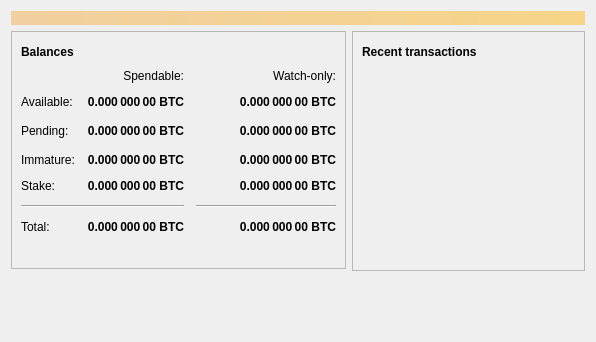
First picture: the form in src/qt/forms/overviewpage.ui, repository SmokeyWhiteHaze/cojin, before the edit.
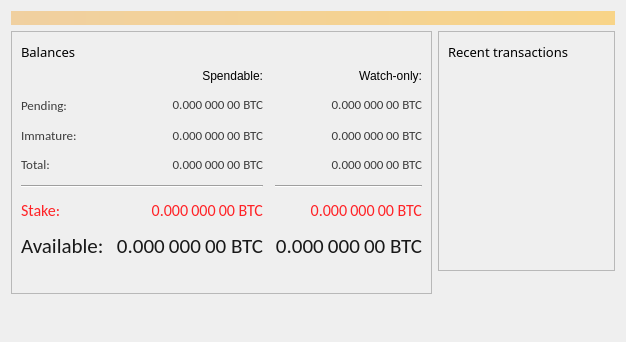
Second picture: the form after the edit. Icons and pictures are not drawn.

Diff of the .ui file:
```diff
--- a/src/qt/forms/overviewpage.ui
+++ b/src/qt/forms/overviewpage.ui
@@ -52,8 +52,11 @@
              <widget class="QLabel" name="label_5">
               <property name="font">
                <font>
-                <weight>75</weight>
-                <bold>true</bold>
+                <family>Calibri Light</family>
+                <pointsize>10</pointsize>
+                <weight>50</weight>
+                <bold>false</bold>
+                <underline>false</underline>
                </font>
               </property>
               <property name="text">
@@ -118,8 +121,10 @@
              <widget class="QLabel" name="labelWatchPending">
               <property name="font">
                <font>
-                <weight>75</weight>
-                <bold>true</bold>
+                <family>Calibri</family>
+                <pointsize>10</pointsize>
+                <weight>50</weight>
+                <bold>false</bold>
                </font>
               </property>
               <property name="cursor">
@@ -128,6 +133,9 @@
               <property name="toolTip">
                <string>Unconfirmed transactions to watch-only addresses</string>
               </property>
+              <property name="styleSheet">
+               <string notr="true">color: rgb(60, 60, 60);</string>
+              </property>
               <property name="text">
                <string notr="true">0.000 000 00 BTC</string>
               </property>
@@ -139,19 +147,70 @@
               </property>
              </widget>
             </item>
-            <item row="2" column="1">
-             <widget class="QLabel" name="labelUnconfirmed">
+            <item row="6" column="0">
+             <widget class="QLabel" name="labelStakeText">
               <property name="font">
                <font>
-                <weight>75</weight>
-                <bold>true</bold>
+                <family>Calibri</family>
+                <pointsize>12</pointsize>
+                <weight>50</weight>
+                <bold>false</bold>
+               </font>
+              </property>
+              <property name="styleSheet">
+               <string notr="true">color: rgb(255, 34, 38);</string>
+              </property>
+              <property name="text">
+               <string>Stake:</string>
+              </property>
+             </widget>
+            </item>
+            <item row="0" column="1">
+             <widget class="QLabel" name="labelSpendable">
+              <property name="text">
+               <string>Spendable:</string>
+              </property>
+              <property name="alignment">
+               <set>Qt::AlignRight|Qt::AlignTrailing|Qt::AlignVCenter</set>
+              </property>
+             </widget>
+            </item>
+            <item row="4" column="0">
+             <widget class="QLabel" name="labelTotalText">
+              <property name="font">
+               <font>
+                <family>Calibri</family>
+                <pointsize>10</pointsize>
+                <weight>50</weight>
+                <bold>false</bold>
+               </font>
+              </property>
+              <property name="styleSheet">
+               <string notr="true">color: rgb(60, 60, 60);</string>
+              </property>
+              <property name="text">
+               <string>Total:</string>
+              </property>
+             </widget>
+            </item>
+            <item row="4" column="1">
+             <widget class="QLabel" name="labelTotal">
+              <property name="font">
+               <font>
+                <family>Calibri</family>
+                <pointsize>10</pointsize>
+                <weight>50</weight>
+                <bold>false</bold>
                </font>
               </property>
               <property name="cursor">
                <cursorShape>IBeamCursor</cursorShape>
               </property>
               <property name="toolTip">
-               <string>Total of transactions that have yet to be confirmed, and do not yet count toward the spendable balance</string>
+               <string>Your current total balance</string>
+              </property>
+              <property name="styleSheet">
+               <string notr="true">color: rgb(60, 60, 60);</string>
               </property>
               <property name="text">
                <string notr="true">0.000 000 00 BTC</string>
@@ -168,8 +227,10 @@
              <widget class="QLabel" name="labelWatchImmature">
               <property name="font">
                <font>
-                <weight>75</weight>
-                <bold>true</bold>
+                <family>Calibri</family>
+                <pointsize>10</pointsize>
+                <weight>50</weight>
+                <bold>false</bold>
                </font>
               </property>
               <property name="cursor">
@@ -178,6 +239,9 @@
               <property name="toolTip">
                <string>Mined balance in watch-only addresses that has not yet matured</string>
               </property>
+              <property name="styleSheet">
+               <string notr="true">color: rgb(60, 60, 60);</string>
+              </property>
               <property name="text">
                <string notr="true">0.000 000 00 BTC</string>
               </property>
@@ -189,10 +253,33 @@
               </property>
              </widget>
             </item>
-            <item row="5" column="0" colspan="2">
-             <widget class="Line" name="line">
-              <property name="orientation">
-               <enum>Qt::Horizontal</enum>
+            <item row="4" column="2">
+             <widget class="QLabel" name="labelWatchTotal">
+              <property name="font">
+               <font>
+                <family>Calibri</family>
+                <pointsize>10</pointsize>
+                <weight>50</weight>
+                <bold>false</bold>
+               </font>
+              </property>
+              <property name="cursor">
+               <cursorShape>IBeamCursor</cursorShape>
+              </property>
+              <property name="toolTip">
+               <string>Current total balance in watch-only addresses</string>
+              </property>
+              <property name="styleSheet">
+               <string notr="true">color: rgb(60, 60, 60);</string>
+              </property>
+              <property name="text">
+               <string notr="true">0.000 000 00 BTC</string>
+              </property>
+              <property name="alignment">
+               <set>Qt::AlignRight|Qt::AlignTrailing|Qt::AlignVCenter</set>
+              </property>
+              <property name="textInteractionFlags">
+               <set>Qt::LinksAccessibleByMouse|Qt::TextSelectableByKeyboard|Qt::TextSelectableByMouse</set>
               </property>
              </widget>
             </item>
@@ -215,10 +302,129 @@
               </property>
              </widget>
             </item>
-            <item row="6" column="0">
-             <widget class="QLabel" name="labelTotalText">
+            <item row="0" column="2">
+             <widget class="QLabel" name="labelWatchonly">
               <property name="text">
-               <string>Total:</string>
+               <string>Watch-only:</string>
+              </property>
+              <property name="alignment">
+               <set>Qt::AlignRight|Qt::AlignTrailing|Qt::AlignVCenter</set>
+              </property>
+             </widget>
+            </item>
+            <item row="2" column="1">
+             <widget class="QLabel" name="labelUnconfirmed">
+              <property name="font">
+               <font>
+                <family>Calibri</family>
+                <pointsize>10</pointsize>
+                <weight>50</weight>
+                <bold>false</bold>
+               </font>
+              </property>
+              <property name="cursor">
+               <cursorShape>IBeamCursor</cursorShape>
+              </property>
+              <property name="toolTip">
+               <string>Total of transactions that have yet to be confirmed, and do not yet count toward the spendable balance</string>
+              </property>
+              <property name="styleSheet">
+               <string notr="true">color: rgb(60, 60, 60);</string>
+              </property>
+              <property name="text">
+               <string notr="true">0.000 000 00 BTC</string>
+              </property>
+              <property name="alignment">
+               <set>Qt::AlignRight|Qt::AlignTrailing|Qt::AlignVCenter</set>
+              </property>
+              <property name="textInteractionFlags">
+               <set>Qt::LinksAccessibleByMouse|Qt::TextSelectableByKeyboard|Qt::TextSelectableByMouse</set>
+              </property>
+             </widget>
+            </item>
+            <item row="6" column="1">
+             <widget class="QLabel" name="labelStake">
+              <property name="font">
+               <font>
+                <family>Calibri</family>
+                <pointsize>12</pointsize>
+                <weight>50</weight>
+                <bold>false</bold>
+               </font>
+              </property>
+              <property name="styleSheet">
+               <string notr="true">color: rgb(255, 34, 38);</string>
+              </property>
+              <property name="text">
+               <string>0.000 000 00 BTC</string>
+              </property>
+              <property name="alignment">
+               <set>Qt::AlignRight|Qt::AlignTrailing|Qt::AlignVCenter</set>
+              </property>
+              <property name="textInteractionFlags">
+               <set>Qt::LinksAccessibleByMouse|Qt::TextSelectableByKeyboard|Qt::TextSelectableByMouse</set>
+              </property>
+             </widget>
+            </item>
+            <item row="6" column="2">
+             <widget class="QLabel" name="labelWatchStake">
+              <property name="font">
+               <font>
+                <family>Calibri</family>
+                <pointsize>12</pointsize>
+                <weight>50</weight>
+                <bold>false</bold>
+               </font>
+              </property>
+              <property name="styleSheet">
+               <string notr="true">color: rgb(255, 34, 38);</string>
+              </property>
+              <property name="text">
+               <string>0.000 000 00 BTC</string>
+              </property>
+              <property name="alignment">
+               <set>Qt::AlignRight|Qt::AlignTrailing|Qt::AlignVCenter</set>
+              </property>
+              <property name="textInteractionFlags">
+               <set>Qt::LinksAccessibleByMouse|Qt::TextSelectableByKeyboard|Qt::TextSelectableByMouse</set>
+              </property>
+             </widget>
+            </item>
+            <item row="2" column="3">
+             <spacer name="horizontalSpacer_21">
+              <property name="orientation">
+               <enum>Qt::Horizontal</enum>
+              </property>
+              <property name="sizeHint" stdset="0">
+               <size>
+                <width>40</width>
+                <height>20</height>
+               </size>
+              </property>
+             </spacer>
+            </item>
+            <item row="5" column="0" colspan="2">
+             <widget class="Line" name="line">
+              <property name="orientation">
+               <enum>Qt::Horizontal</enum>
+              </property>
+             </widget>
+            </item>
+            <item row="2" column="0">
+             <widget class="QLabel" name="labelPendingText">
+              <property name="font">
+               <font>
+                <family>Calibri</family>
+                <pointsize>10</pointsize>
+                <weight>50</weight>
+                <bold>false</bold>
+               </font>
+              </property>
+              <property name="styleSheet">
+               <string notr="true">color: rgb(60, 60, 60);</string>
+              </property>
+              <property name="text">
+               <string>Pending:</string>
               </property>
              </widget>
             </item>
@@ -226,8 +432,10 @@
              <widget class="QLabel" name="labelImmature">
               <property name="font">
                <font>
-                <weight>75</weight>
-                <bold>true</bold>
+                <family>Calibri</family>
+                <pointsize>10</pointsize>
+                <weight>50</weight>
+                <bold>false</bold>
                </font>
               </property>
               <property name="cursor">
@@ -236,6 +444,9 @@
               <property name="toolTip">
                <string>Mined balance that has not yet matured</string>
               </property>
+              <property name="styleSheet">
+               <string notr="true">color: rgb(60, 60, 60);</string>
+              </property>
               <property name="text">
                <string notr="true">0.000 000 00 BTC</string>
               </property>
@@ -262,84 +473,48 @@
             </item>
             <item row="3" column="0">
              <widget class="QLabel" name="labelImmatureText">
+              <property name="font">
+               <font>
+                <family>Calibri</family>
+                <pointsize>10</pointsize>
+                <weight>50</weight>
+                <bold>false</bold>
+               </font>
+              </property>
+              <property name="styleSheet">
+               <string notr="true">color: rgb(60, 60, 60);</string>
+              </property>
               <property name="text">
                <string>Immature:</string>
               </property>
              </widget>
             </item>
-            <item row="6" column="1">
-             <widget class="QLabel" name="labelTotal">
-              <property name="font">
-               <font>
-                <weight>75</weight>
-                <bold>true</bold>
-               </font>
-              </property>
-              <property name="cursor">
-               <cursorShape>IBeamCursor</cursorShape>
-              </property>
-              <property name="toolTip">
-               <string>Your current total balance</string>
-              </property>
-              <property name="text">
-               <string notr="true">0.000 000 00 BTC</string>
-              </property>
-              <property name="alignment">
-               <set>Qt::AlignRight|Qt::AlignTrailing|Qt::AlignVCenter</set>
-              </property>
-              <property name="textInteractionFlags">
-               <set>Qt::LinksAccessibleByMouse|Qt::TextSelectableByKeyboard|Qt::TextSelectableByMouse</set>
-              </property>
-             </widget>
-            </item>
-            <item row="6" column="2">
-             <widget class="QLabel" name="labelWatchTotal">
-              <property name="font">
-               <font>
-                <weight>75</weight>
-                <bold>true</bold>
-               </font>
-              </property>
-              <property name="cursor">
-               <cursorShape>IBeamCursor</cursorShape>
-              </property>
-              <property name="toolTip">
-               <string>Current total balance in watch-only addresses</string>
-              </property>
-              <property name="text">
-               <string notr="true">0.000 000 00 BTC</string>
-              </property>
-              <property name="alignment">
-               <set>Qt::AlignRight|Qt::AlignTrailing|Qt::AlignVCenter</set>
-              </property>
-              <property name="textInteractionFlags">
-               <set>Qt::LinksAccessibleByMouse|Qt::TextSelectableByKeyboard|Qt::TextSelectableByMouse</set>
-              </property>
-             </widget>
-            </item>
-            <item row="0" column="2">
-             <widget class="QLabel" name="labelWatchonly">
-              <property name="text">
-               <string>Watch-only:</string>
-              </property>
-              <property name="alignment">
-               <set>Qt::AlignRight|Qt::AlignTrailing|Qt::AlignVCenter</set>
-              </property>
-             </widget>
-            </item>
-            <item row="1" column="0">
+            <item row="7" column="0">
              <widget class="QLabel" name="labelBalanceText">
+              <property name="font">
+               <font>
+                <family>Calibri</family>
+                <pointsize>16</pointsize>
+                <weight>50</weight>
+                <bold>false</bold>
+               </font>
+              </property>
+              <property name="styleSheet">
+               <string notr="true">color: rgb(25, 25, 25);</string>
+              </property>
               <property name="text">
                <string>Available:</string>
               </property>
              </widget>
             </item>
-            <item row="1" column="1">
+            <item row="7" column="1">
              <widget class="QLabel" name="labelBalance">
               <property name="font">
                <font>
-                <weight>75</weight>
-                <bold>true</bold>
+                <family>Calibri</family>
+                <pointsize>16</pointsize>
+                <weight>50</weight>
+                <bold>false</bold>
                </font>
               </property>
               <property name="cursor">
@@ -348,6 +523,9 @@
               <property name="toolTip">
                <string>Your current spendable balance</string>
               </property>
+              <property name="styleSheet">
+               <string notr="true">color: rgb(25, 25, 25);</string>
+              </property>
               <property name="text">
                <string notr="true">0.000 000 00 BTC</string>
               </property>
@@ -359,12 +537,14 @@
               </property>
              </widget>
             </item>
-            <item row="1" column="2">
+            <item row="7" column="2">
              <widget class="QLabel" name="labelWatchAvailable">
               <property name="font">
                <font>
-                <weight>75</weight>
-                <bold>true</bold>
+                <family>Calibri</family>
+                <pointsize>16</pointsize>
+                <weight>50</weight>
+                <bold>false</bold>
                </font>
               </property>
               <property name="cursor">
@@ -373,6 +553,9 @@
               <property name="toolTip">
                <string>Your current balance in watch-only addresses</string>
               </property>
+              <property name="styleSheet">
+               <string notr="true">color: rgb(25, 25, 25);</string>
+              </property>
               <property name="text">
                <string notr="true">0.000 000 00 BTC</string>
               </property>
@@ -384,81 +567,6 @@
               </property>
              </widget>
             </item>
-            <item row="2" column="0">
-             <widget class="QLabel" name="labelPendingText">
-              <property name="text">
-               <string>Pending:</string>
-              </property>
-             </widget>
-            </item>
-            <item row="0" column="1">
-             <widget class="QLabel" name="labelSpendable">
-              <property name="text">
-               <string>Spendable:</string>
-              </property>
-              <property name="alignment">
-               <set>Qt::AlignRight|Qt::AlignTrailing|Qt::AlignVCenter</set>
-              </property>
-             </widget>
-            </item>
-            <item row="4" column="0">
-             <widget class="QLabel" name="labelStakeText">
-              <property name="text">
-               <string>Stake:</string>
-              </property>
-             </widget>
-            </item>
-            <item row="4" column="1">
-             <widget class="QLabel" name="labelStake">
-              <property name="font">
-               <font>
-                <weight>75</weight>
-                <bold>true</bold>
-               </font>
-              </property>
-              <property name="text">
-               <string>0.000 000 00 BTC</string>
-              </property>
-              <property name="alignment">
-               <set>Qt::AlignRight|Qt::AlignTrailing|Qt::AlignVCenter</set>
-              </property>
-              <property name="textInteractionFlags">
-               <set>Qt::LinksAccessibleByMouse|Qt::TextSelectableByKeyboard|Qt::TextSelectableByMouse</set>
-              </property>
-             </widget>
-            </item>
-            <item row="4" column="2">
-             <widget class="QLabel" name="labelWatchStake">
-              <property name="font">
-               <font>
-                <weight>75</weight>
-                <bold>true</bold>
-               </font>
-              </property>
-              <property name="text">
-               <string>0.000 000 00 BTC</string>
-              </property>
-              <property name="alignment">
-               <set>Qt::AlignRight|Qt::AlignTrailing|Qt::AlignVCenter</set>
-              </property>
-              <property name="textInteractionFlags">
-               <set>Qt::LinksAccessibleByMouse|Qt::TextSelectableByKeyboard|Qt::TextSelectableByMouse</set>
-              </property>
-             </widget>
-            </item>
-            <item row="2" column="3">
-             <spacer name="horizontalSpacer_21">
-              <property name="orientation">
-               <enum>Qt::Horizontal</enum>
-              </property>
-              <property name="sizeHint" stdset="0">
-               <size>
-                <width>40</width>
-                <height>20</height>
-               </size>
-              </property>
-             </spacer>
-            </item>
            </layout>
           </item>
           <item>
@@ -512,8 +620,11 @@
              <widget class="QLabel" name="label_4">
               <property name="font">
                <font>
-                <weight>75</weight>
-                <bold>true</bold>
+                <family>Calibri Light</family>
+                <pointsize>10</pointsize>
+                <weight>50</weight>
+                <bold>false</bold>
+                <underline>false</underline>
                </font>
               </property>
               <property name="text">
```
Left out of the diff: 30 changed lines with no effect on the pictures.
